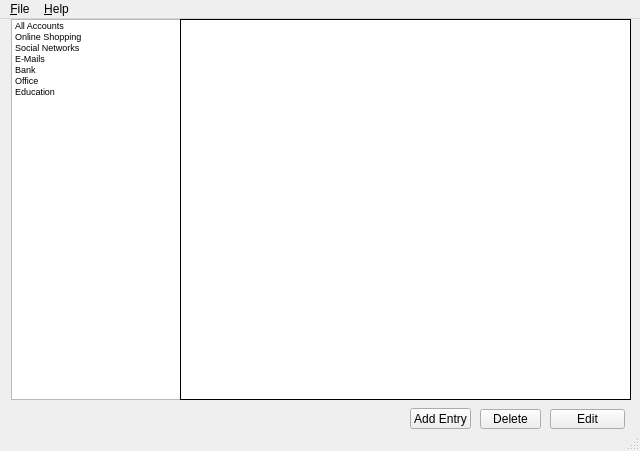
Old version of the form myaccounts.ui in the repository sreecodeslayer/College_Build_of_PWManager.
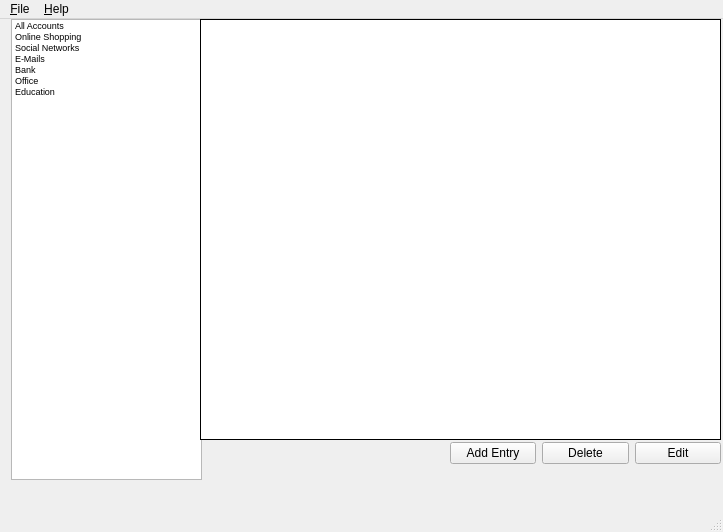
New version of the form. Icons and pictures are not drawn.

```diff
--- a/myaccounts.ui
+++ b/myaccounts.ui
@@ -6,8 +6,8 @@
    <rect>
     <x>0</x>
     <y>0</y>
-    <width>640</width>
-    <height>451</height>
+    <width>723</width>
+    <height>532</height>
    </rect>
   </property>
   <property name="minimumSize">
@@ -16,12 +16,6 @@
     <height>451</height>
    </size>
   </property>
-  <property name="maximumSize">
-   <size>
-    <width>640</width>
-    <height>451</height>
-   </size>
-  </property>
   <property name="windowTitle">
    <string>Accounts</string>
   </property>
@@ -35,8 +29,8 @@
      <rect>
       <x>11</x>
       <y>0</y>
-      <width>171</width>
-      <height>381</height>
+      <width>191</width>
+      <height>461</height>
      </rect>
     </property>
     <property name="whatsThis">
@@ -192,10 +186,10 @@
    <widget class="QTableView" name="tableView">
     <property name="geometry">
      <rect>
-      <x>180</x>
+      <x>200</x>
       <y>0</y>
-      <width>451</width>
-      <height>381</height>
+      <width>521</width>
+      <height>421</height>
      </rect>
     </property>
     <property name="frameShape">
@@ -226,50 +220,11 @@
      <bool>true</bool>
     </attribute>
    </widget>
-   <widget class="QPushButton" name="AddEntryButton">
-    <property name="geometry">
-     <rect>
-      <x>410</x>
-      <y>389</y>
-      <width>61</width>
-      <height>21</height>
-     </rect>
-    </property>
-    <property name="text">
-     <string>Add Entry</string>
-    </property>
-   </widget>
-   <widget class="QPushButton" name="DeleteButton">
-    <property name="geometry">
-     <rect>
-      <x>480</x>
-      <y>390</y>
-      <width>61</width>
-      <height>20</height>
-     </rect>
-    </property>
-    <property name="text">
-     <string>Delete</string>
-    </property>
-   </widget>
-   <widget class="QPushButton" name="EditButton">
-    <property name="geometry">
-     <rect>
-      <x>550</x>
-      <y>390</y>
-      <width>75</width>
-      <height>20</height>
-     </rect>
-    </property>
-    <property name="text">
-     <string>Edit</string>
-    </property>
-   </widget>
    <widget class="QLabel" name="view_password">
     <property name="geometry">
      <rect>
-      <x>10</x>
-      <y>390</y>
+      <x>20</x>
+      <y>470</y>
       <width>201</width>
       <height>16</height>
      </rect>
@@ -281,8 +236,8 @@
    <widget class="QLabel" name="DecryptedPassword">
     <property name="geometry">
      <rect>
-      <x>210</x>
-      <y>390</y>
+      <x>360</x>
+      <y>470</y>
       <width>201</width>
       <height>16</height>
      </rect>
@@ -291,14 +246,47 @@
      <string/>
     </property>
    </widget>
+   <widget class="QWidget" name="">
+    <property name="geometry">
+     <rect>
+      <x>450</x>
+      <y>420</y>
+      <width>271</width>
+      <height>29</height>
+     </rect>
+    </property>
+    <layout class="QHBoxLayout" name="horizontalLayout">
+     <item>
+      <widget class="QPushButton" name="AddEntryButton">
+       <property name="text">
+        <string>Add Entry</string>
+       </property>
+      </widget>
+     </item>
+     <item>
+      <widget class="QPushButton" name="DeleteButton">
+       <property name="text">
+        <string>Delete</string>
+       </property>
+      </widget>
+     </item>
+     <item>
+      <widget class="QPushButton" name="EditButton">
+       <property name="text">
+        <string>Edit</string>
+       </property>
+      </widget>
+     </item>
+    </layout>
+   </widget>
   </widget>
   <widget class="QMenuBar" name="menubar">
    <property name="geometry">
     <rect>
      <x>0</x>
      <y>0</y>
-     <width>640</width>
-     <height>21</height>
+     <width>723</width>
+     <height>25</height>
     </rect>
    </property>
    <widget class="QMenu" name="menu_File">
```
